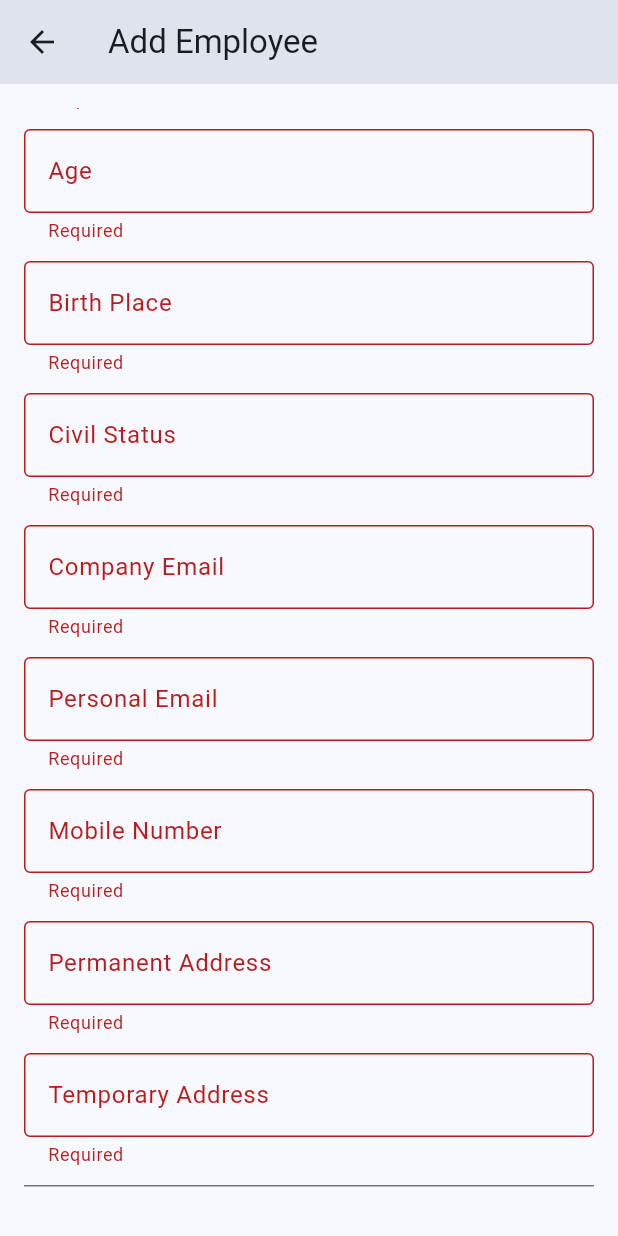
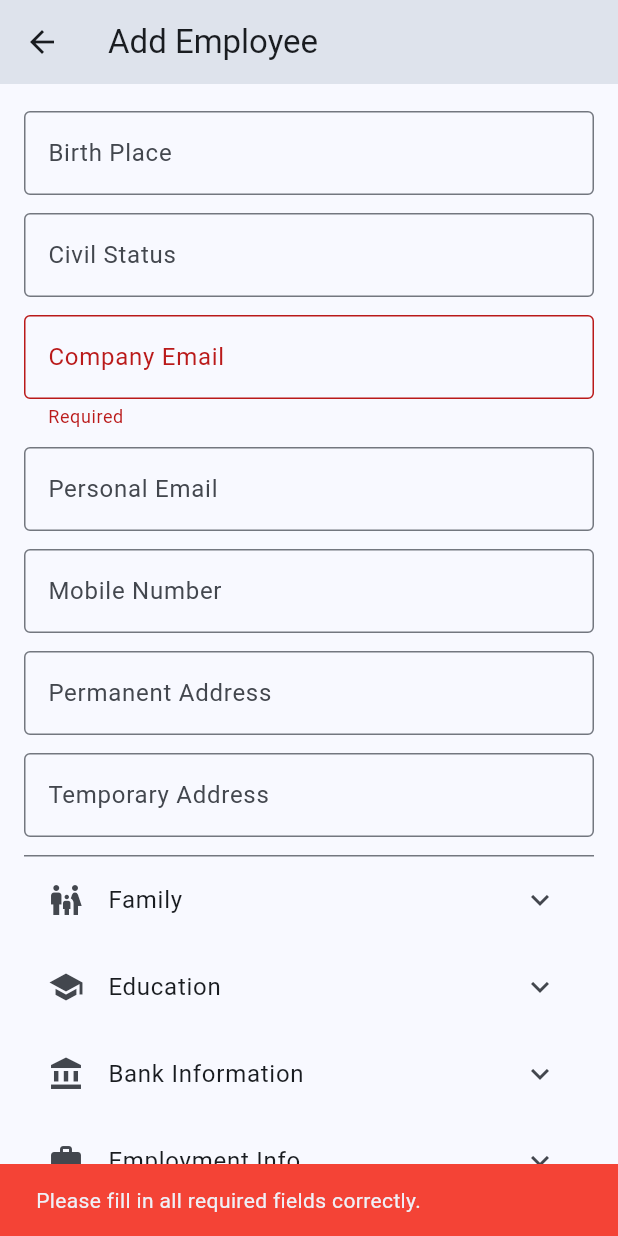
Before and after one commit to its269/hris2, a Flutter app: the ProfileEditPage screen opened directly, scrolled down 576 dp, after a tap on "Add Employee", on a phone screen of 412 x 824 dp. Run offline on Flutter 3.47's test engine with Material 3 defaults, Android fonts, the phone set to English and light mode, and no system bars.

Commit message:
profile_edit_updated

```diff
--- a/lib/pages_admin/profile_edit_page.dart
+++ b/lib/pages_admin/profile_edit_page.dart
@@ -1,3 +1,4 @@
+// Admin > Profile Edit and Add Page (Employee Model and Employee List)
 import 'package:flutter/material.dart';
 import 'employee_model.dart';
 import 'package:uuid/uuid.dart';
@@ -16,7 +17,6 @@ class _ProfileEditPageState extends State<ProfileEditPage> {
   final _uuid = const Uuid();
 
   late Map<String, TextEditingController> controllers;
-
   List<Map<String, dynamic>> familyMembers = [];
 
   @override
@@ -37,29 +37,28 @@ class _ProfileEditPageState extends State<ProfileEditPage> {
       'companyEmail': TextEditingController(text: emp?.companyEmail ?? ''),
       'personalEmail': TextEditingController(text: emp?.personalEmail ?? ''),
       'mobileNumber': TextEditingController(text: emp?.mobileNumber ?? ''),
-      'permanentAddress': TextEditingController(
-        text: emp?.permanentAddress ?? '',
-      ),
-      'temporaryAddress': TextEditingController(
-        text: emp?.temporaryAddress ?? '',
-      ),
+      'permanentAddress':
+          TextEditingController(text: emp?.permanentAddress ?? ''),
+      'temporaryAddress':
+          TextEditingController(text: emp?.temporaryAddress ?? ''),
       'college': TextEditingController(text: emp?.college ?? ''),
       'shs': TextEditingController(text: emp?.shs ?? ''),
       'highSchool': TextEditingController(text: emp?.highSchool ?? ''),
       'bankName': TextEditingController(text: emp?.bankName ?? ''),
       'bankNumber': TextEditingController(text: emp?.bankNumber ?? ''),
-      'eeId': TextEditingController(text: emp?.eeId ?? ''),
+      'EmployeeID': TextEditingController(text: emp?.employeeID ?? ''),
       'position': TextEditingController(text: emp?.position ?? ''),
+      'branch': TextEditingController(text: emp?.branch ?? ''),
       'department': TextEditingController(text: emp?.department ?? ''),
       'dateHired': TextEditingController(text: emp?.dateHired ?? ''),
       'dateRegular': TextEditingController(text: emp?.dateRegular ?? ''),
-      'employmentStatus': TextEditingController(
-        text: emp?.employmentStatus ?? '',
-      ),
+      'employmentStatus':
+          TextEditingController(text: emp?.employmentStatus ?? ''),
       'supervisor': TextEditingController(text: emp?.supervisor ?? ''),
+      'role': TextEditingController(text: emp?.role ?? ''),
+      'password': TextEditingController(text: emp?.password ?? ''),
     };
 
-    // Sample initialization if needed
     familyMembers = emp?.familyMembers ?? [];
   }
 
@@ -73,49 +72,91 @@ class _ProfileEditPageState extends State<ProfileEditPage> {
 
   void save() {
     if (_formKey.currentState!.validate()) {
+      final typedEmployeeId = controllers['EmployeeID']?.text.trim() ?? '';
+      final employeeId = (widget.employee?.employeeID != null && widget.employee!.employeeID.isNotEmpty)
+          ? widget.employee!.employeeID
+          : (typedEmployeeId.isNotEmpty ? typedEmployeeId : _uuid.v4());
+
+      // Validate family members (only if any were added)
+      bool hasInvalidFamilyMembers = false;
+      for (var member in familyMembers) {
+        if ((member['relation'] != null && member['relation'].toString().isNotEmpty) ||
+            (member['name'] != null && member['name'].toString().trim().isNotEmpty)) {
+          // If either field has content, both should be filled
+          if (member['relation'] == null || member['relation'].toString().isEmpty ||
+              member['name'] == null || member['name'].toString().trim().isEmpty) {
+            hasInvalidFamilyMembers = true;
+            break;
+          }
+        }
+      }
+
+      if (hasInvalidFamilyMembers) {
+        ScaffoldMessenger.of(context).showSnackBar(
+          const SnackBar(
+            content: Text('Please complete all family member information or remove incomplete entries.'),
+            backgroundColor: Colors.red,
+          ),
+        );
+        return;
+      }
+
+      // Remove empty family members
+      final validFamilyMembers = familyMembers.where((member) =>
+        member['relation'] != null && member['relation'].toString().isNotEmpty &&
+        member['name'] != null && member['name'].toString().trim().isNotEmpty
+      ).toList();
+
       final emp = Employee(
-        id: widget.employee?.id ?? _uuid.v4(),
-        firstName: controllers['firstName']!.text,
-        middleName: controllers['middleName']!.text,
-        lastName: controllers['lastName']!.text,
-        suffix: controllers['suffix']!.text,
-        nickname: controllers['nickname']!.text,
-        birthday: controllers['birthday']!.text,
-        age: controllers['age']!.text,
-        birthPlace: controllers['birthPlace']!.text,
-        civilStatus: controllers['civilStatus']!.text,
-        companyEmail: controllers['companyEmail']!.text,
-        personalEmail: controllers['personalEmail']!.text,
-        mobileNumber: controllers['mobileNumber']!.text,
-        permanentAddress: controllers['permanentAddress']!.text,
-        temporaryAddress: controllers['temporaryAddress']!.text,
-        mother: '', // deprecated
-        father: '', // deprecated
-        brother: '', // deprecated
-        college: controllers['college']!.text,
-        shs: controllers['shs']!.text,
-        highSchool: controllers['highSchool']!.text,
-        bankName: controllers['bankName']!.text,
-        bankNumber: controllers['bankNumber']!.text,
-        eeId: controllers['eeId']!.text,
-        position: controllers['position']!.text,
-        department: controllers['department']!.text,
-        dateHired: controllers['dateHired']!.text,
-        dateRegular: controllers['dateRegular']!.text,
-        employmentStatus: controllers['employmentStatus']!.text,
-        supervisor: controllers['supervisor']!.text,
-        familyMembers: familyMembers,
+        employeeID: employeeId,
+        firstName: controllers['firstName']!.text.trim(),
+        middleName: controllers['middleName']!.text.trim(),
+        lastName: controllers['lastName']!.text.trim(),
+        suffix: controllers['suffix']!.text.trim(),
+        nickname: controllers['nickname']!.text.trim(),
+        birthday: controllers['birthday']!.text.trim(),
+        age: controllers['age']!.text.trim(),
+        birthPlace: controllers['birthPlace']!.text.trim(),
+        civilStatus: controllers['civilStatus']!.text.trim(),
+        companyEmail: controllers['companyEmail']!.text.trim(),
+        personalEmail: controllers['personalEmail']!.text.trim(),
+        mobileNumber: controllers['mobileNumber']!.text.trim(),
+        permanentAddress: controllers['permanentAddress']!.text.trim(),
+        temporaryAddress: controllers['temporaryAddress']!.text.trim(),
+        college: controllers['college']!.text.trim(),
+        shs: controllers['shs']!.text.trim(),
+        highSchool: controllers['highSchool']!.text.trim(),
+        bankName: controllers['bankName']!.text.trim(),
+        bankNumber: controllers['bankNumber']!.text.trim(),
+        position: controllers['position']!.text.trim(),
+        branch: controllers['branch']!.text.trim(),
+        department: controllers['department']!.text.trim(),
+        dateHired: controllers['dateHired']!.text.trim(),
+        dateRegular: controllers['dateRegular']!.text.trim(),
+        employmentStatus: controllers['employmentStatus']!.text.trim(),
+        supervisor: controllers['supervisor']!.text.trim(),
+        familyMembers: validFamilyMembers,
+        role: controllers['role']!.text.trim(),
+        password: controllers['password']!.text.trim(),
       );
 
-      Navigator.pop(context, emp);
+      Navigator.pop(context, {
+        'employee': emp,
+        'isNew': widget.employee == null, // true if adding, false if updating
+      });
+    } else {
+      ScaffoldMessenger.of(context).showSnackBar(
+        const SnackBar(
+          content: Text('Please fill in all required fields correctly.'),
+          backgroundColor: Colors.red,
+        ),
+      );
     }
   }
 
-  Widget buildField(
-    String label,
-    String key, {
-    TextInputType inputType = TextInputType.text,
-  }) {
+
+  Widget buildField(String label, String key,
+      {TextInputType inputType = TextInputType.text, bool isRequired = true}) {
     return Padding(
       padding: const EdgeInsets.only(bottom: 12),
       child: TextFormField(
@@ -126,49 +167,61 @@ class _ProfileEditPageState extends State<ProfileEditPage> {
         ),
         keyboardType: inputType,
         validator: (value) =>
-            value == null || value.isEmpty ? 'Required' : null,
+            isRequired && (value == null || value.isEmpty) ? 'Required' : null,
       ),
     );
   }
 
-  Widget buildDateField(String label, String key) {
+  Widget buildDateField(String label, String key, {bool isRequired = true}) {
     return GestureDetector(
       onTap: () async {
         DateTime? pickedDate = await showDatePicker(
           context: context,
           initialDate:
-              DateTime.tryParse(controllers[key]?.text ?? '') ?? DateTime(1990),
+              DateTime.tryParse(controllers[key]?.text ?? '') ??
+                  DateTime(1990),
           firstDate: DateTime(1900),
           lastDate: DateTime.now(),
         );
         if (pickedDate != null) {
-          controllers[key]?.text = pickedDate
-              .toIso8601String()
-              .split('T')
-              .first;
+          controllers[key]?.text =
+              pickedDate.toIso8601String().split('T').first;
         }
       },
       child: AbsorbPointer(
-        child: buildField(label, key, inputType: TextInputType.datetime),
+        child: buildField(label, key, inputType: TextInputType.datetime, isRequired: isRequired),
       ),
     );
   }
 
   Widget buildFamilyField(int index) {
+    final relations = [
+      'Mother',
+      'Father',
+      'Brother',
+      'Sister',
+      'Spouse',
+      'Child'
+    ];
+    final selectedRelation =
+        relations.contains(familyMembers[index]['relation'])
+            ? familyMembers[index]['relation']
+            : null;
+
     return Row(
       children: [
         Expanded(
           flex: 2,
           child: DropdownButtonFormField<String>(
-            value: familyMembers[index]['relation'],
+            value: selectedRelation,
             decoration: const InputDecoration(
               labelText: 'Relation',
               border: OutlineInputBorder(),
             ),
-            items: ['Mother', 'Father', 'Brother', 'Sister', 'Spouse', 'Child']
+            items: relations
                 .map(
-                  (relation) =>
-                      DropdownMenuItem(value: relation, child: Text(relation)),
+                  (relation) => DropdownMenuItem<String>(
+                      value: relation, child: Text(relation)),
                 )
                 .toList(),
             onChanged: (value) {
@@ -208,6 +261,41 @@ class _ProfileEditPageState extends State<ProfileEditPage> {
     );
   }
 
+  Widget buildDropdownField(
+    String label,
+    String key,
+    List<String> options, {
+    bool isRequired = true,
+    }) {
+      final currentValue = controllers[key]!.text;
+      final validValue = options.contains(currentValue) ? currentValue : null;
+
+      return Padding(
+        padding: const EdgeInsets.only(bottom: 12),
+        child: DropdownButtonFormField<String>(
+          value: validValue,
+          decoration: InputDecoration(
+            labelText: label,
+            border: const OutlineInputBorder(),
+          ),
+          items: options
+              .map((option) =>
+                  DropdownMenuItem(value: option, child: Text(option)))
+              .toList(),
+          onChanged: (value) {
+            setState(() {
+              controllers[key]!.text = value ?? '';
+            });
+          },
+          validator: (value) {
+            if (isRequired && (value == null || value.isEmpty)) {
+              return 'Required';
+            }
+            return null;
+          },
+        ),
+      );
+    }
   @override
   Widget build(BuildContext context) {
     final isEdit = widget.employee != null;
@@ -227,31 +315,22 @@ class _ProfileEditPageState extends State<ProfileEditPage> {
                 children: [
                   const SizedBox(height: 5),
                   buildField('First Name', 'firstName'),
-                  buildField('Middle Name', 'middleName'),
+                  buildField('Middle Name', 'middleName', isRequired: false),
                   buildField('Last Name', 'lastName'),
-                  buildField('Suffix', 'suffix'),
-                  buildField('Nickname', 'nickname'),
-                  buildDateField('Birthday', 'birthday'),
-                  buildField('Age', 'age', inputType: TextInputType.number),
-                  buildField('Birth Place', 'birthPlace'),
-                  buildField('Civil Status', 'civilStatus'),
-                  buildField(
-                    'Company Email',
-                    'companyEmail',
-                    inputType: TextInputType.emailAddress,
-                  ),
-                  buildField(
-                    'Personal Email',
-                    'personalEmail',
-                    inputType: TextInputType.emailAddress,
-                  ),
-                  buildField(
-                    'Mobile Number',
-                    'mobileNumber',
-                    inputType: TextInputType.phone,
-                  ),
-                  buildField('Permanent Address', 'permanentAddress'),
-                  buildField('Temporary Address', 'temporaryAddress'),
+                  buildField('Suffix', 'suffix', isRequired: false),
+                  buildField('Nickname', 'nickname', isRequired: false),
+                  buildDateField('Birthday', 'birthday', isRequired: false),
+                  buildField('Age', 'age', inputType: TextInputType.number, isRequired: false),
+                  buildField('Birth Place', 'birthPlace', isRequired: false),
+                  buildField('Civil Status', 'civilStatus', isRequired: false),
+                  buildField('Company Email', 'companyEmail',
+                      inputType: TextInputType.emailAddress),
+                  buildField('Personal Email', 'personalEmail',
+                      inputType: TextInputType.emailAddress, isRequired: false),
+                  buildField('Mobile Number', 'mobileNumber',
+                      inputType: TextInputType.phone, isRequired: false),
+                  buildField('Permanent Address', 'permanentAddress', isRequired: false),
+                  buildField('Temporary Address', 'temporaryAddress', isRequired: false),
                 ],
               ),
               ExpansionTile(
@@ -266,7 +345,6 @@ class _ProfileEditPageState extends State<ProfileEditPage> {
                       child: buildFamilyField(index),
                     ),
                   ),
-
                   const SizedBox(height: 8),
                   Align(
                     alignment: Alignment.centerLeft,
@@ -275,7 +353,8 @@ class _ProfileEditPageState extends State<ProfileEditPage> {
                       label: const Text("Add Family Member"),
                       onPressed: () {
                         setState(() {
-                          familyMembers.add({'relation': null, 'name': ''});
+                          familyMembers
+                              .add({'relation': null, 'name': ''});
                         });
                       },
                     ),
@@ -287,9 +366,9 @@ class _ProfileEditPageState extends State<ProfileEditPage> {
                 title: const Text("Education"),
                 children: [
                   const SizedBox(height: 5),
-                  buildField('College', 'college'),
-                  buildField('SHS', 'shs'),
-                  buildField('High School', 'highSchool'),
+                  buildField('College', 'college', isRequired: false),
+                  buildField('SHS', 'shs', isRequired: false),
+                  buildField('High School', 'highSchool', isRequired: false),
                 ],
               ),
               ExpansionTile(
@@ -297,8 +376,8 @@ class _ProfileEditPageState extends State<ProfileEditPage> {
                 title: const Text("Bank Information"),
                 children: [
                   const SizedBox(height: 5),
-                  buildField('Bank Name', 'bankName'),
-                  buildField('Bank Number', 'bankNumber'),
+                  buildField('Bank Name', 'bankName', isRequired: false),
+                  buildField('Bank Number', 'bankNumber', isRequired: false),
                 ],
               ),
               ExpansionTile(
@@ -306,13 +385,51 @@ class _ProfileEditPageState extends State<ProfileEditPage> {
                 title: const Text("Employment Info"),
                 children: [
                   const SizedBox(height: 5),
-                  buildField('EE ID', 'eeId'),
+                  Padding(
+                    padding: const EdgeInsets.only(bottom: 12),
+                    child: TextFormField(
+                      controller: controllers['EmployeeID'],
+                      decoration: const InputDecoration(
+                        labelText: 'Employee ID',
+                        border: OutlineInputBorder(),
+                      ),
+                      readOnly: isEdit,
+                      validator: (value) =>
+                          value == null || value.isEmpty
+                              ? 'Required'
+                              : null,
+                    ),
+                  ),
                   buildField('Position', 'position'),
-                  buildField('Department', 'department'),
+                  buildDropdownField('Department', 'department', [
+                    'MIS',
+                    'HR',
+                    'Accounting',
+                    'Marketing',
+                    'Finance',
+                    'Sales',
+                    'Support',
+                    'E - Commerce'
+                  ]),
+
+                  buildDropdownField('Branch', 'branch', [
+                    'KGS - Main',
+                    'KGS - Davao',
+                    'KGS - CDO',
+                  ]),
+
+                  buildDropdownField('Employment Status', 'employmentStatus', [
+                    'Probationary',
+                    'Regular',
+                  ]),
                   buildDateField('Date Hired', 'dateHired'),
-                  buildDateField('Date Regular', 'dateRegular'),
-                  buildField('Employment Status', 'employmentStatus'),
-                  buildField('Immediate Supervisor', 'supervisor'),
+                  buildDateField('Date Regular', 'dateRegular', isRequired: false),
+                  buildField('Immediate Supervisor', 'supervisor', isRequired: false),
+                  buildDropdownField('Role', 'role', [
+                    'Admin',
+                    'Employee',
+                  ]),
+                  buildField('Password', 'password'),
                 ],
               ),
               const SizedBox(height: 24),
@@ -332,5 +449,3 @@ class _ProfileEditPageState extends State<ProfileEditPage> {
     );
   }
 }
-
-extension on Employee? {}
```
